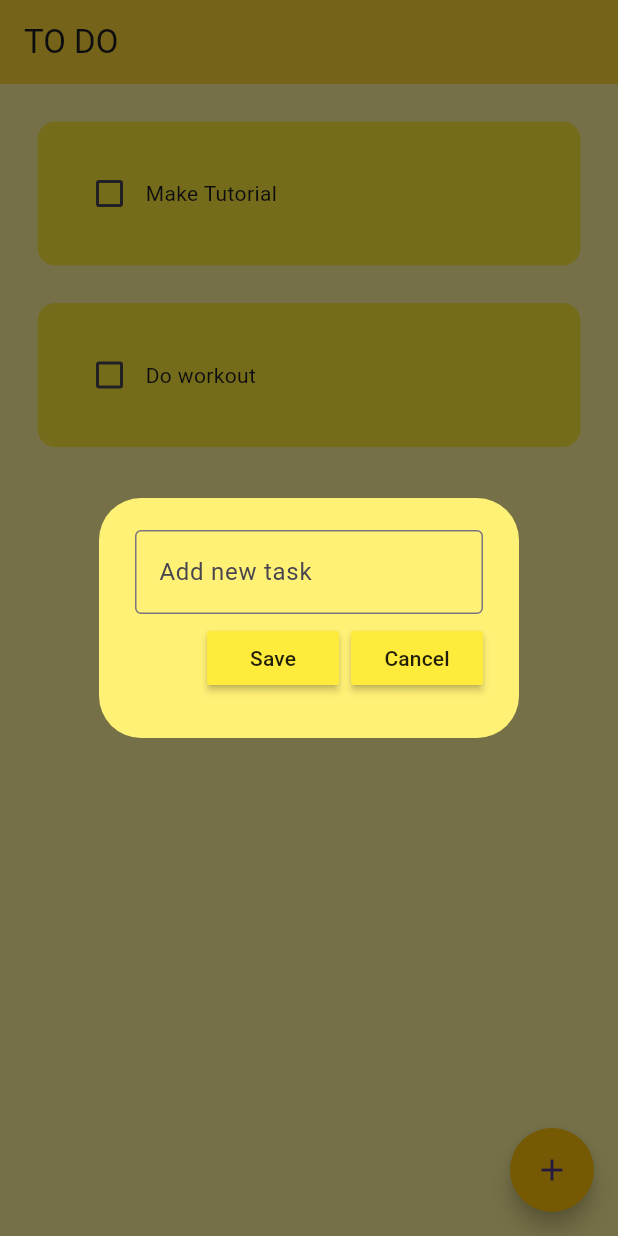
After one commit to yuliiache/ToDo_List_Project, a Flutter app: the screen it shows after launch, after a tap on the "add" icon, on a phone screen of 412 x 824 dp. The commit adds this screen. Run offline on Flutter 3.47's test engine with Material 3 defaults, Android fonts, the phone set to English and light mode, and no system bars.

Commit message:
Add possibility to add tasks through task dialogue window

```diff
--- a/lib/home_page.dart
+++ b/lib/home_page.dart
@@ -1,4 +1,5 @@
 import 'package:flutter/material.dart';
+import 'package:flutter_to_do_list/util/dialog_box.dart';
 import 'package:flutter_to_do_list/util/todo_tile.dart';
 
 class HomePage extends StatefulWidget {
@@ -9,15 +10,48 @@ class HomePage extends StatefulWidget {
 }
 
 class _HomePageState extends State<HomePage> {
+  //text controller
+  final _controller = TextEditingController();
+
   //list of todo tasks
   List toDoList = [
     ["Make Tutorial", false],
     ["Do workout", false]
   ];
 
+  //checkbox was tapped
   void checkBoxChanged(bool? value, int index) {
     setState(() {
       toDoList[index][1] = !toDoList[index][1];
+    });
+  }
+
+  //save new task
+  void saveNewTask() {
+    setState(() {
+      toDoList.add([_controller.text, false]);
+      _controller.clear();
+    });
+    Navigator.of(context).pop();
+  }
+
+  //create new task
+  void createNewTask() {
+    showDialog(
+        context: context,
+        builder: (context) {
+          return DialogBox(
+            controller: _controller,
+            onSave: saveNewTask,
+            onCancel: () => Navigator.of(context).pop(),
+          );
+        });
+  }
+
+  //delete task
+  void deleteTask(int index) {
+    setState(() {
+      toDoList.removeAt(index);
     });
   }
 
@@ -29,13 +63,21 @@ class _HomePageState extends State<HomePage> {
         backgroundColor: Colors.yellow[600],
         title: Text('TO DO'),
       ),
+      floatingActionButton: FloatingActionButton(
+        onPressed: createNewTask,
+        backgroundColor: Colors.amber,
+        shape: CircleBorder(),
+        child: Icon(Icons.add),
+      ),
       body: ListView.builder(
         itemCount: toDoList.length,
         itemBuilder: (context, index) {
           return TodoTile(
-              taskName: toDoList[index][0],
-              taskCompleted: toDoList[index][1],
-              onChanged: (value) => checkBoxChanged(value, index));
+            taskName: toDoList[index][0],
+            taskCompleted: toDoList[index][1],
+            onChanged: (value) => checkBoxChanged(value, index),
+            deleteFunction: (context) => deleteTask(index),
+          );
         },
       ),
     );
--- /dev/null
+++ b/lib/util/button.dart
@@ -0,0 +1,16 @@
+import 'package:flutter/material.dart';
+
+class Button extends StatelessWidget {
+  final String text;
+  VoidCallback onPressed;
+  Button({super.key, required this.text, required this.onPressed});
+
+  @override
+  Widget build(BuildContext context) {
+    return MaterialButton(
+      onPressed: onPressed,
+      color: Colors.yellow[500],
+      child: Text(text),
+    );
+  }
+}
--- /dev/null
+++ b/lib/util/dialog_box.dart
@@ -0,0 +1,47 @@
+import 'package:flutter/material.dart';
+import 'package:flutter_to_do_list/util/button.dart';
+
+class DialogBox extends StatelessWidget {
+  final controller;
+  VoidCallback onSave;
+  VoidCallback onCancel;
+
+  DialogBox(
+      {super.key,
+      required this.controller,
+      required this.onSave,
+      required this.onCancel});
+
+  @override
+  Widget build(BuildContext context) {
+    return AlertDialog(
+      backgroundColor: Colors.yellow[300],
+      content: SizedBox(
+        height: 120,
+        child: Column(
+          mainAxisAlignment: MainAxisAlignment.spaceEvenly,
+          children: [
+            //get user input
+            TextField(
+              controller: controller,
+              decoration: InputDecoration(
+                  border: OutlineInputBorder(), hintText: "Add new task"),
+            ),
+
+            //buttons -> save + cancel
+            Row(
+              mainAxisAlignment: MainAxisAlignment.end,
+              children: [
+                Button(text: "Save", onPressed: onSave),
+                const SizedBox(
+                  width: 8,
+                ),
+                Button(text: "Cancel", onPressed: onCancel),
+              ],
+            )
+          ],
+        ),
+      ),
+    );
+  }
+}
--- a/lib/util/todo_tile.dart
+++ b/lib/util/todo_tile.dart
@@ -1,39 +1,57 @@
 import 'package:flutter/material.dart';
+// import 'package:flutter_slidable/flutter_slidable.dart';
 
 class TodoTile extends StatelessWidget {
   final String taskName;
   final bool taskCompleted;
   Function(bool?)? onChanged;
+  Function(BuildContext)? deleteFunction;
 
   TodoTile({
     super.key,
     required this.taskName,
     required this.taskCompleted,
     required this.onChanged,
+    required this.deleteFunction,
   });
 
   @override
   Widget build(BuildContext context) {
     return Padding(
-      padding: const EdgeInsets.all(25.0),
+      padding: const EdgeInsets.only(left: 25.0, right: 25.0, top: 25.0),
+      // child: Slidable(
+      //   endActionPane: ActionPane(motion: StretchMotion(), children: [
+      //     SlidableAction(
+      //       onPressed: deleteFunction,
+      //       icon: Icons.delete,
+      //       backgroundColor: Colors.red.shade300,
+      //     )
+      //   ]),
       child: Container(
         padding: EdgeInsets.all(24),
+        decoration: BoxDecoration(
+            color: Colors.yellow, borderRadius: BorderRadius.circular(12)),
         child: Row(
           children: [
             //checkbox
             Checkbox(
               value: taskCompleted,
               onChanged: onChanged,
-              activeColor: Colors.amber,
+              activeColor: Colors.black,
             ),
 
             //task name
-            Text(taskName),
+            Text(
+              taskName,
+              style: TextStyle(
+                  decoration: taskCompleted
+                      ? TextDecoration.lineThrough
+                      : TextDecoration.none),
+            ),
           ],
         ),
-        decoration: BoxDecoration(
-            color: Colors.yellow, borderRadius: BorderRadius.circular(12)),
       ),
     );
+    // );
   }
 }
```
